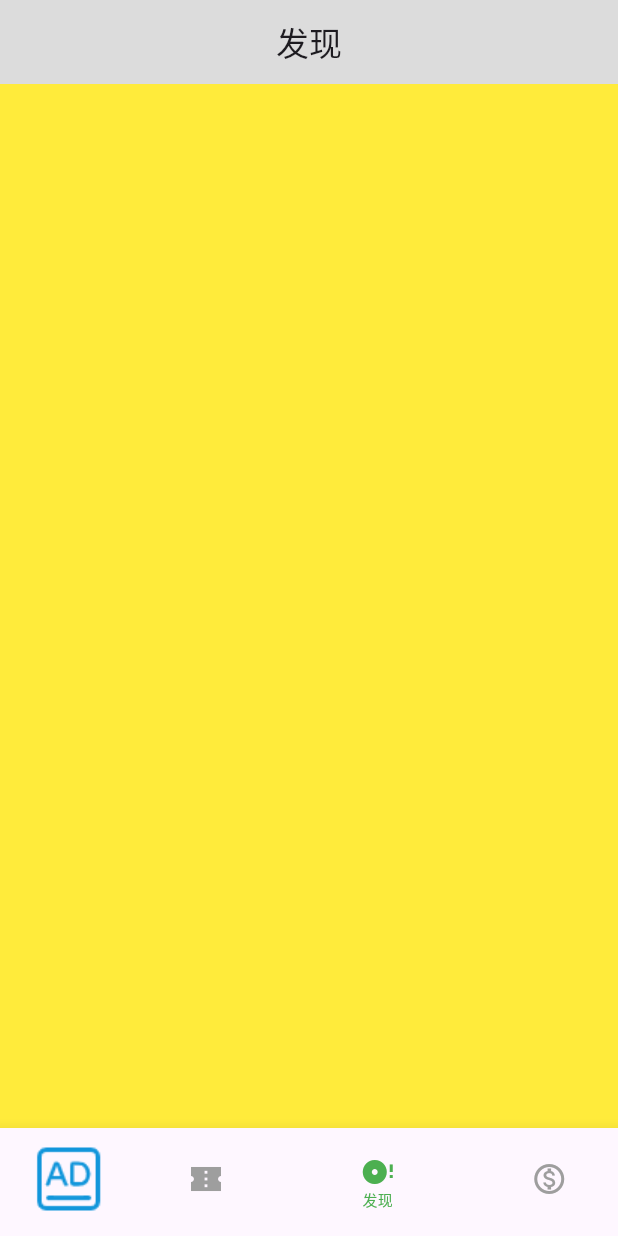
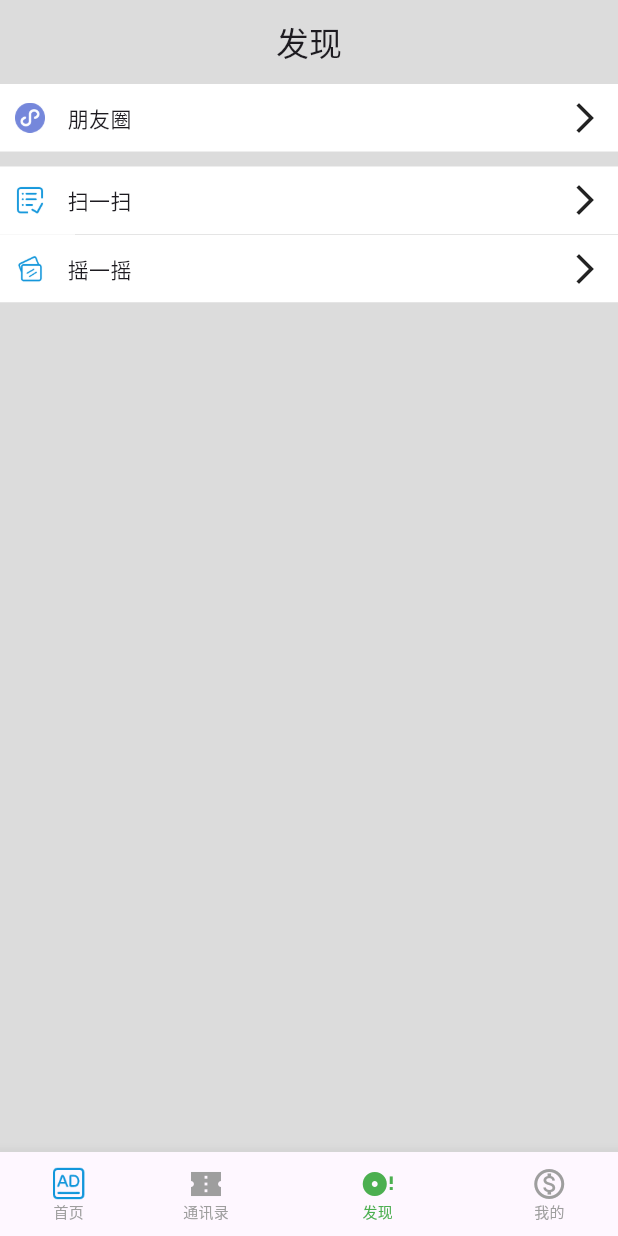
Before and after one commit to HalfOfSunshine/bottom_navigation_bar, a Flutter app: the screen it shows after launch, item 3 of the bottom bar chosen, on a phone screen of 412 x 824 dp. Run offline on Flutter 3.47's test engine with Material 3 defaults, Android fonts, the phone set to English and light mode, and no system bars.

Commit message:
cell点击

```diff
--- a/lib/pages/chat_page.dart
+++ b/lib/pages/chat_page.dart
@@ -12,10 +12,13 @@ class _ChatPageState extends State<ChatPage> {
   Widget build(BuildContext context) {
     return Scaffold(
       appBar: AppBar(
-        title: Text('发现'),
+        title: Text('首页'),
+        backgroundColor: const Color.fromRGBO(220, 220, 220, 1.0),
+
+        centerTitle: true,
       ),
       body: const Center(
-        child: Text('发现'),
+        child: Text('首页'),
       ),
     );
   }
--- a/lib/pages/dicover_page.dart
+++ b/lib/pages/dicover_page.dart
@@ -1,3 +1,5 @@
+import 'package:bottom_navigation_bar/pages/discover_child_pages/discover_child_page.dart';
+import 'package:bottom_navigation_bar/views/discover_cell.dart';
 import 'package:flutter/material.dart';
 
 class DiscoverPage extends StatefulWidget {
@@ -17,9 +19,64 @@ class _DiscoverPageState extends State<DiscoverPage> {
         centerTitle: true,
         title: Text('发现'),
       ),
-      body:  Container(
+      body: Container(
+        // padding: EdgeInsets.all(10),
         height: 800,
-        color: Colors.yellow,
+        color: _themeColor,
+        child: ListView(
+          children: [
+            DiscoverCell(
+              title: "朋友圈",
+              imageName: "images/ad_icon3.png",
+              onTap: () {
+                Navigator.of(context).push(MaterialPageRoute(
+                    builder: (BuildContext contect) => DiscoverChildPage(
+                          title: '朋友圈',
+                        )));
+                print('进入点击方法');
+              },
+            ),
+            SizedBox(
+              height: 10,
+            ),
+            DiscoverCell(
+              title: "扫一扫",
+              imageName: "images/ad_icon2.png",
+              onTap: () {
+                Navigator.of(context).push(MaterialPageRoute(
+                    builder: (BuildContext contect) => DiscoverChildPage(
+                          title: '扫一扫',
+                        )));
+                print('进入点击方法');
+              },
+            ),
+            //分割线
+            Row(
+              children: [
+                Container(
+                  width: 50,
+                  height: 0.5,
+                  color: Colors.white,
+                ),
+                Container(
+                  height: 0.5,
+                  color: Colors.grey,
+                ),
+              ],
+            ),
+            DiscoverCell(
+              title: "摇一摇",
+              imageName: "images/ad_icon1.png",
+              onTap: () {
+                Navigator.of(context).push(MaterialPageRoute(
+                    builder: (BuildContext contect) => DiscoverChildPage(
+                          title: '摇一摇',
+                        )));
+                print('进入点击方法');
+              },
+            )
+          ],
+        ),
       ),
     );
   }
--- a/lib/pages/friend_page.dart
+++ b/lib/pages/friend_page.dart
@@ -13,6 +13,9 @@ class _FriendPageState extends State<FriendPage> {
     return Scaffold(
       appBar: AppBar(
         title: Text('通讯录'),
+        centerTitle: true,
+        backgroundColor: const Color.fromRGBO(220, 220, 220, 1.0),
+
       ),
       body: const Center(
         child: Text('通讯录'),
--- a/lib/pages/mine_page.dart
+++ b/lib/pages/mine_page.dart
@@ -12,7 +12,10 @@ class _MinePageState extends State<MinePage> {
   Widget build(BuildContext context) {
     return Scaffold(
       appBar: AppBar(
-        title: Text('我的'),
+        backgroundColor: const Color.fromRGBO(220, 220, 220, 1.0),
+
+        title: const Text('我的'),
+        centerTitle: true,
       ),
       body: const Center(
         child: Text('我的'),
--- a/lib/root_page.dart
+++ b/lib/root_page.dart
@@ -32,11 +32,13 @@ class _RootPageState extends State<RootPage> {
           unselectedFontSize: 10,
           unselectedLabelStyle: TextStyle(color: Colors.grey),
           selectedLabelStyle: TextStyle(color: Colors.green),
+          showUnselectedLabels: true,
           currentIndex: _currentIndex,
           items: const [
             BottomNavigationBarItem(
                 icon: Image(
                   image: AssetImage('images/ad_icon0.png'),
+                  height: 24,
                 ),
                 label: "首页"),
             BottomNavigationBarItem(
--- a/lib/views/discover_cell.dart
+++ b/lib/views/discover_cell.dart
@@ -6,17 +6,28 @@ class DiscoverCell extends StatelessWidget {
   final String? subTitle;
   final String imageName;
   final String? subImageName;
+  final GestureTapCallback? onTap;
 
   const DiscoverCell({
+    super.key,
     required this.title,
     this.subTitle,
     required this.imageName,
     this.subImageName,
-  }):assert(title != null,"title不能为空"),assert(imageName != null,"imageName不能为空");
+    this.onTap,
+  }) ;
 
   @override
   Widget build(BuildContext context) {
-    return Container(
+    return GestureDetector(
+      onTap: (){
+        print('tapAction $title');
+        onTap?.call();
+      },
+      child: Container(
+        color: Colors.white,
+        //固定高度，高度没固定之前由padding以及内部组件撑起来（尤其是图片）
+        height: 45,
         child: Row(
           //主轴是spaceBetween
           mainAxisAlignment: MainAxisAlignment.spaceBetween,
@@ -48,18 +59,21 @@ class DiscoverCell extends StatelessWidget {
                   //subtitle
                   subTitle != null ? Text(subTitle!) : const Text(""),
 
-                //subImage
-                subImageName != null ? Image.asset(subImageName!) : Container(),
-                //箭头
-                const Image(
-                  image: AssetImage("images/ad_icon3.png"),
+                  //subImage width: 15避免被图片撑大
+                  subImageName != null
+                      ? Image.asset(
+                          subImageName!,
                           width: 15,
                         )
+                      : Container(),
+                  //箭头
+                  const Icon(Icons.arrow_forward_ios),
                 ],
               ),
             )
           ],
         ),
+      ),
     );
   }
 }
```
Also changed, not shown: lib/pages/discover_child_pages/discover_child_page.dart (added, +19 -0 lines). Lines whose indentation alone changed are shown as unchanged.
